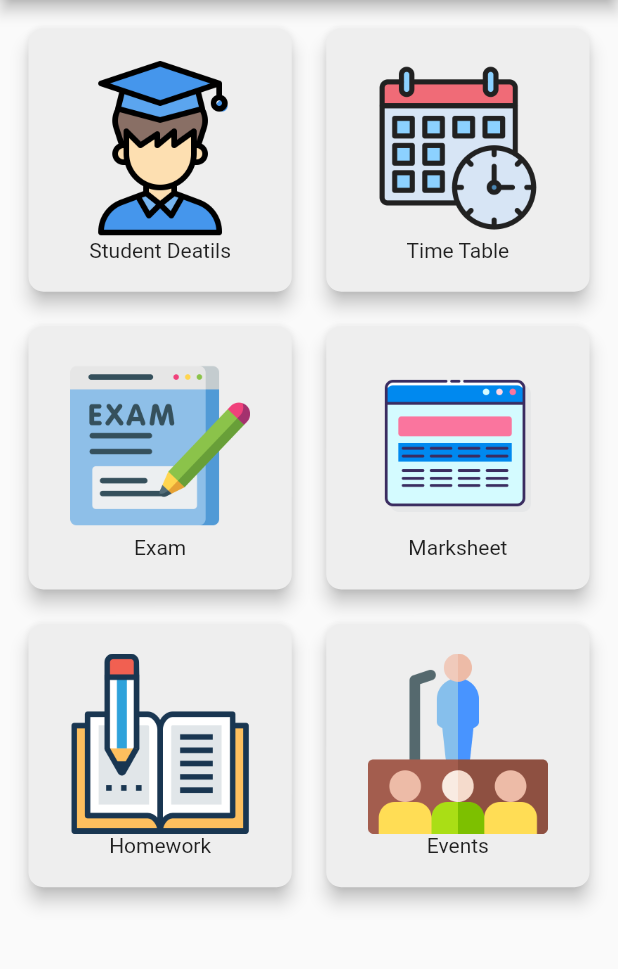
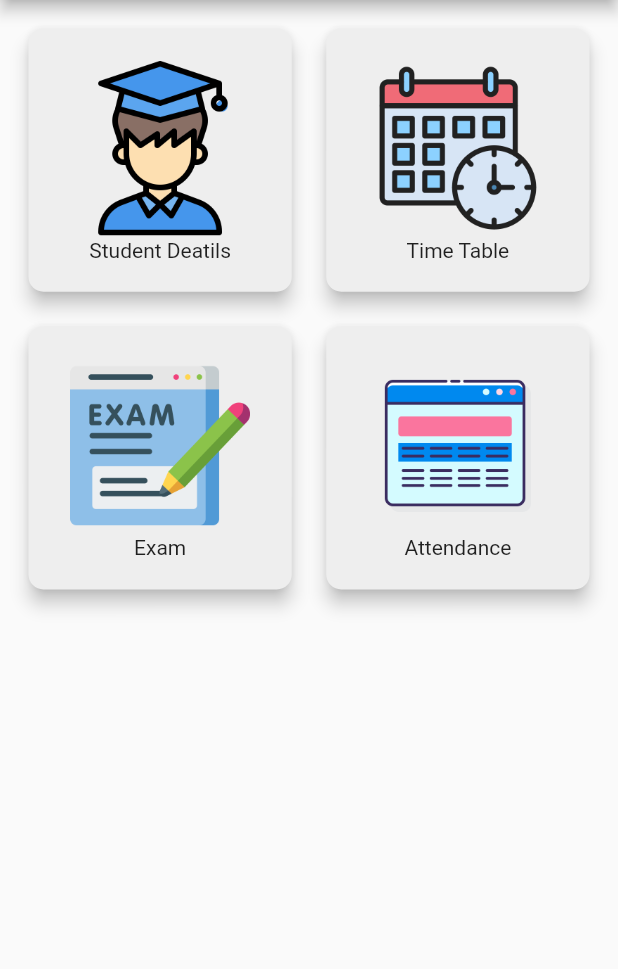
Before and after one commit to rasikakalmegh12/minorproject, a Flutter app: the StdHome screen opened directly, on a phone screen of 412 x 824 dp, the part 84-1053 px from its top. Run offline on Flutter 3.47's test engine with Material 2 defaults, Android fonts, the phone set to English and light mode, and no system bars; our stand-ins replace image_picker, share_plus.

Commit message:
some code reomoved!!

```diff
--- a/lib/studenthome/stdhome.dart
+++ b/lib/studenthome/stdhome.dart
@@ -2,10 +2,8 @@ import 'package:flutter/material.dart';
 import 'package:flutter/rendering.dart';
 import 'package:schoolsys/drawer/drawer.dart';
 import 'package:schoolsys/studenthome/details.dart';
-import 'package:schoolsys/studenthome/events.dart';
 import 'package:schoolsys/studenthome/exam.dart';
-import 'package:schoolsys/studenthome/homework.dart';
-import 'package:schoolsys/studenthome/marksheet.dart';
+import 'package:schoolsys/studenthome/attendance.dart';
 import 'package:schoolsys/studenthome/timetable.dart';
 
 class StdHome extends StatelessWidget {
@@ -121,60 +119,10 @@ class StdHome extends StatelessWidget {
                         height: 120,
                         width: 120,
                       ),
-                      const Text('Marksheet'),
+                      const Text('Attendance'),
                     ]),
               ),
             ),
-            Card(
-              color: Colors.grey.shade200,
-              elevation: 5,
-              shape: RoundedRectangleBorder(
-                  borderRadius: BorderRadius.circular(10)),
-              child: InkWell(
-                onTap: () => Navigator.push(
-                    context,
-                    MaterialPageRoute(
-                      builder: (context) => const Homework(
-                        title: 'SchoolSYS',
-                      ),
-                    )),
-                child: Column(
-                    mainAxisAlignment: MainAxisAlignment.center,
-                    children: <Widget>[
-                      Image.asset(
-                        'assets/homework.png',
-                        height: 120,
-                        width: 120,
-                      ),
-                      const Text('Homework'),
-                    ]),
-              ),
-            ),
-            Card(
-              color: Colors.grey.shade200,
-              elevation: 5,
-              shape: RoundedRectangleBorder(
-                  borderRadius: BorderRadius.circular(10)),
-              child: InkWell(
-                onTap: () => Navigator.push(
-                    context,
-                    MaterialPageRoute(
-                      builder: (context) => const Events(
-                        title: 'SchoolSYS',
-                      ),
-                    )),
-                child: Column(
-                    mainAxisAlignment: MainAxisAlignment.center,
-                    children: <Widget>[
-                      Image.asset(
-                        'assets/event.png',
-                        height: 120,
-                        width: 120,
-                      ),
-                      const Text('Events'),
-                    ]),
-              ),
-            )
           ]),
     );
   }
```
